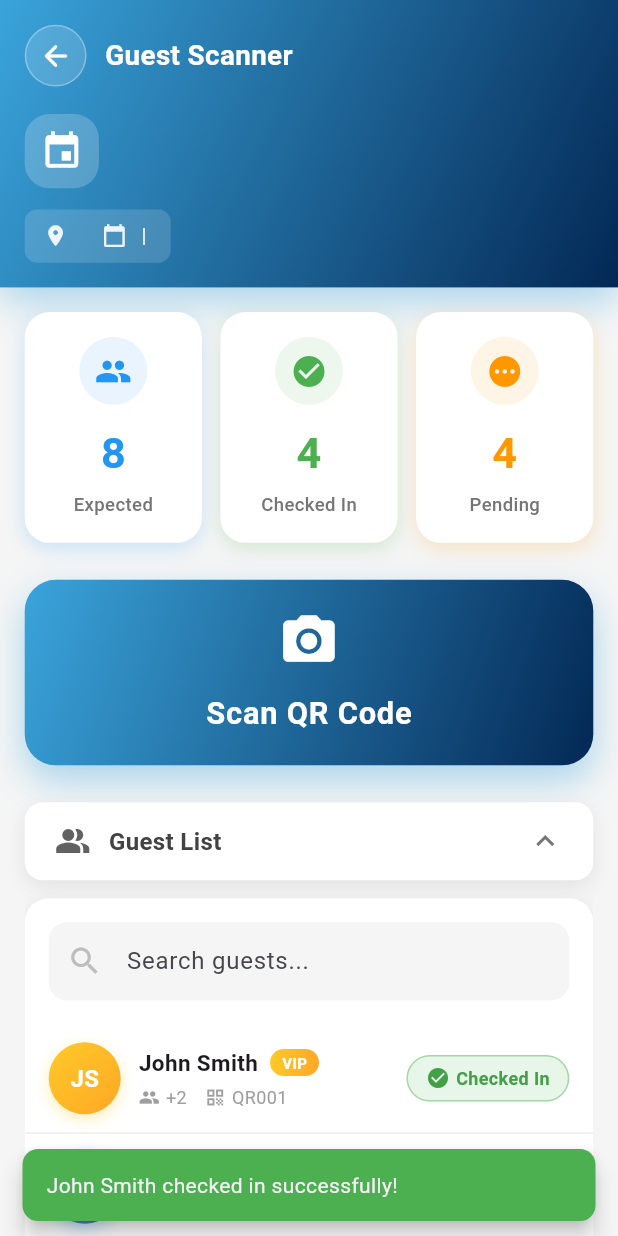
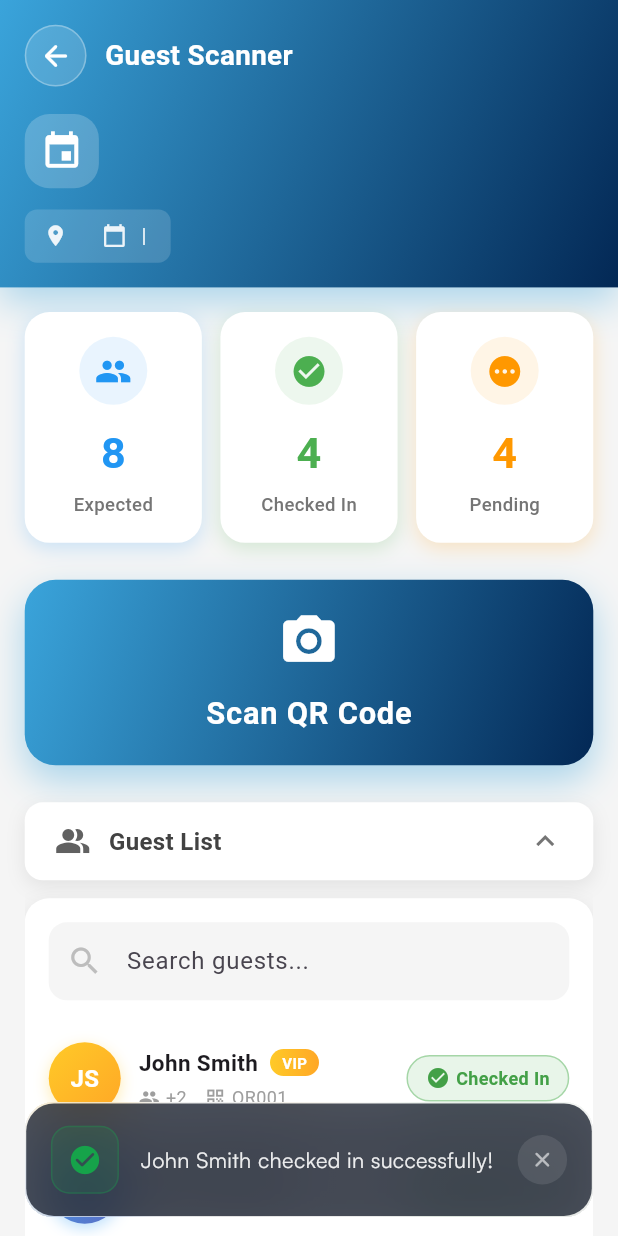
Before and after one commit to AbdullahALQadri/maktoob, a Flutter app: the QRScannerScreen screen opened directly with empty values, after a tap on "Guest List", after a tap on "Check In", on a phone screen of 412 x 824 dp. Run offline on Flutter 3.47's test engine with Material 3 defaults, Android fonts, the phone set to English and light mode, and no system bars; our stand-ins replace dartz, device_preview, dio, equatable, file_picker, flutter_bloc and 11 more; missing offline and left inert: excel, mobile_scanner; accounts and stored records are empty.

Commit message:
snackBar edits

```diff
--- a/lib/features/invitation/presentation/screens/whatsapp_payment_screen.dart
+++ b/lib/features/invitation/presentation/screens/whatsapp_payment_screen.dart
@@ -6,6 +6,7 @@ import 'package:url_launcher/url_launcher.dart';
 
 import '../../../../core/utils/app_colors.dart';
 import '../../../../core/widgets/buttons/primary_button.dart';
+import '../../../../core/widgets/snackbar/app_snackbar.dart';
 import '../../data/models/golden_package_model.dart';
 import '../cubit/invitation_cubit.dart';
 import '../cubit/invitation_state.dart';
@@ -496,8 +497,9 @@ class WhatsAppPaymentScreen extends StatelessWidget {
       }
     } catch (e) {
       if (context.mounted) {
-        ScaffoldMessenger.of(context).showSnackBar(
-          const SnackBar(content: Text('Could not open WhatsApp')),
+        AppSnackBar.showError(
+          context,
+          message: 'Could not open WhatsApp',
         );
       }
     }
--- a/lib/features/scanner/presentation/screens/qr_scanner_screen.dart
+++ b/lib/features/scanner/presentation/screens/qr_scanner_screen.dart
@@ -4,6 +4,7 @@ import 'package:flutter_bloc/flutter_bloc.dart';
 import '../../../../config/locale/app_localizations.dart';
 import '../../../../core/utils/app_colors.dart';
 import '../../../../core/utils/media_query_values.dart';
+import '../../../../core/widgets/snackbar/app_snackbar.dart';
 import '../../../events/domain/entities/event_entity.dart';
 import '../../domain/entities/check_in_guest_entity.dart';
 import '../cubit/scanner_cubit.dart';
@@ -128,15 +129,9 @@ class _QRScannerScreenState extends State<QRScannerScreen>
   }
 
   void _showCheckInSuccessSnackBar(CheckInGuestEntity guest) {
-    ScaffoldMessenger.of(context).showSnackBar(
-      SnackBar(
-        content: Text('${guest.name} checked in successfully!'),
-        backgroundColor: Colors.green,
-        behavior: SnackBarBehavior.floating,
-        shape: RoundedRectangleBorder(
-          borderRadius: BorderRadius.circular(context.dynamicWidth(0.025)),
-        ),
-      ),
+    AppSnackBar.showSuccess(
+      context,
+      message: '${guest.name} checked in successfully!',
     );
   }
 
@@ -151,15 +146,9 @@ class _QRScannerScreenState extends State<QRScannerScreen>
           _showCheckInSuccessSnackBar(state.guest);
         } else if (state is ScannerError) {
           _stopScanAnimation();
-          ScaffoldMessenger.of(context).showSnackBar(
-            SnackBar(
-              content: Text(state.message),
-              backgroundColor: Colors.red,
-              behavior: SnackBarBehavior.floating,
-              shape: RoundedRectangleBorder(
-                borderRadius: BorderRadius.circular(context.dynamicWidth(0.025)),
-              ),
-            ),
+          AppSnackBar.showError(
+            context,
+            message: state.message,
           );
         } else if (state is ScannerInitial) {
           _stopScanAnimation();
```
Also changed, not shown: lib/features/events/presentation/screens/event_details_screen.dart (+10 -6 lines), lib/features/invitation/presentation/screens/confirmation_screen.dart (+11 -9 lines), lib/features/invitation/presentation/screens/page1_event_type_screen.dart (+7 -10 lines), lib/features/invitation/presentation/screens/page4_guest_management_screen.dart (+4 -15 lines), lib/features/invitation/presentation/screens/page7_invoice_screen.dart (+12 -40 lines), lib/features/invitation/presentation/widgets/manual_guest_form.dart (+5 -12 lines).
